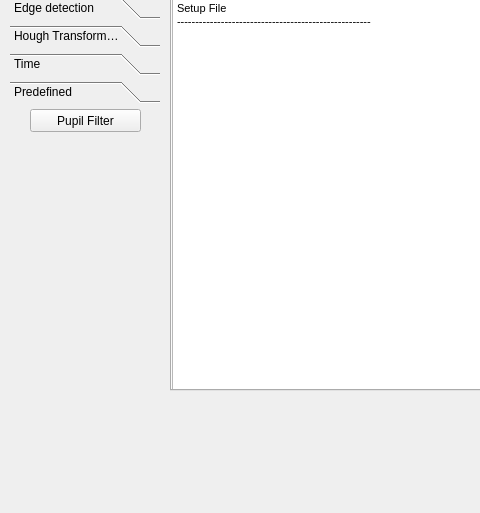
The window that mainwindow.ui (lukassos/bc_duhovka) describes before a commit, drawn with Qt 5; both pictures show x 0 to 480 and y 88 to 601 of the 740 by 601 pixel window.
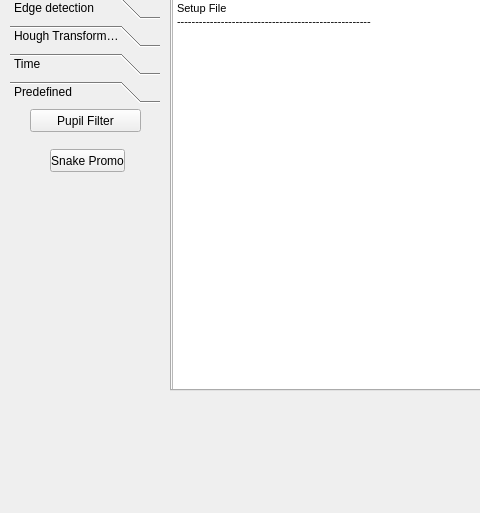
The same window after the commit. The open tabs and pages were chosen to show the change.

Commit message: 1 commit of potentialy functional snake //start of debug

Diff of the .ui file:
```diff
--- a/mainwindow.ui
+++ b/mainwindow.ui
@@ -2217,8 +2217,8 @@
       <rect>
        <x>0</x>
        <y>0</y>
-       <width>98</width>
-       <height>28</height>
+       <width>150</width>
+       <height>399</height>
       </rect>
      </property>
      <attribute name="label">
@@ -2237,6 +2237,19 @@
        <string>Pupil Filter</string>
       </property>
      </widget>
+     <widget class="QPushButton" name="pushButton_snakePromo">
+      <property name="geometry">
+       <rect>
+        <x>40</x>
+        <y>40</y>
+        <width>75</width>
+        <height>23</height>
+       </rect>
+      </property>
+      <property name="text">
+       <string>Snake Promo</string>
+      </property>
+     </widget>
     </widget>
    </widget>
    <widget class="QPushButton" name="pushButton_clear">
```
Left out of the diff: 14 changed lines with no effect on the pictures. The commit also changes 9 other files.
